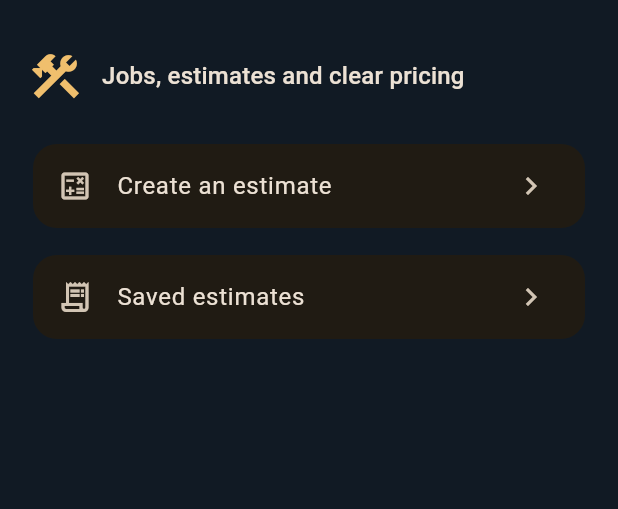
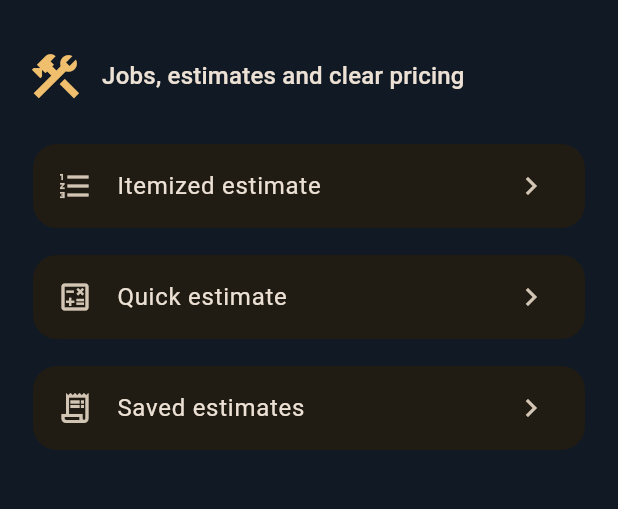
Before and after one commit to cruefan94/Recipe-Haven, a Flutter app: the screen it shows after launch, on a phone screen of 412 x 824 dp, the part 63-572 px from its top. Run offline on Flutter 3.47's test engine with Material 3 defaults, Android fonts, the phone set to English and light mode, and no system bars; our stand-ins replace file_picker, flutter_local_notifications, geolocator, image_picker, shared_preferences, sqflite and 1 more; missing offline and left inert: cryptography; accounts and stored records are empty.

Commit message:
feat: expose new field workflows and validate all starter tests

```diff
--- a/examples/tradesman_pro/lib/main.dart
+++ b/examples/tradesman_pro/lib/main.dart
@@ -1,6 +1,7 @@
 import 'package:android_app_foundation/android_app_foundation.dart';
 import 'package:flutter/material.dart';
 import 'estimate_math.dart';
+import 'itemized_estimate_page.dart';
 
 void main() {
   WidgetsFlutterBinding.ensureInitialized();
@@ -12,7 +13,9 @@ void main() {
       icon: Icons.construction, brightness: Brightness.dark,
     ),
     features: [
-      AppFeature(title: 'Create an estimate', icon: Icons.calculate_outlined,
+      AppFeature(title: 'Itemized estimate', icon: Icons.format_list_numbered,
+        builder: (_) => ItemizedEstimatePage(store: records)),
+      AppFeature(title: 'Quick estimate', icon: Icons.calculate_outlined,
         builder: (_) => EstimatePage(records: records)),
       AppFeature(title: 'Saved estimates', icon: Icons.receipt_long_outlined,
         builder: (_) => SavedEstimates(records: records)),
```
